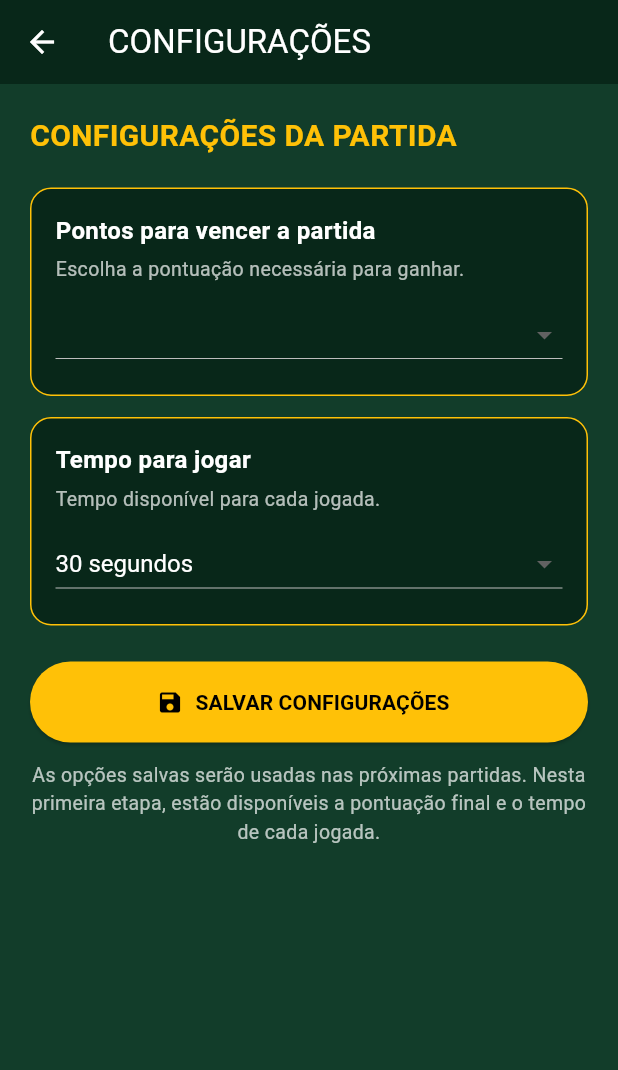
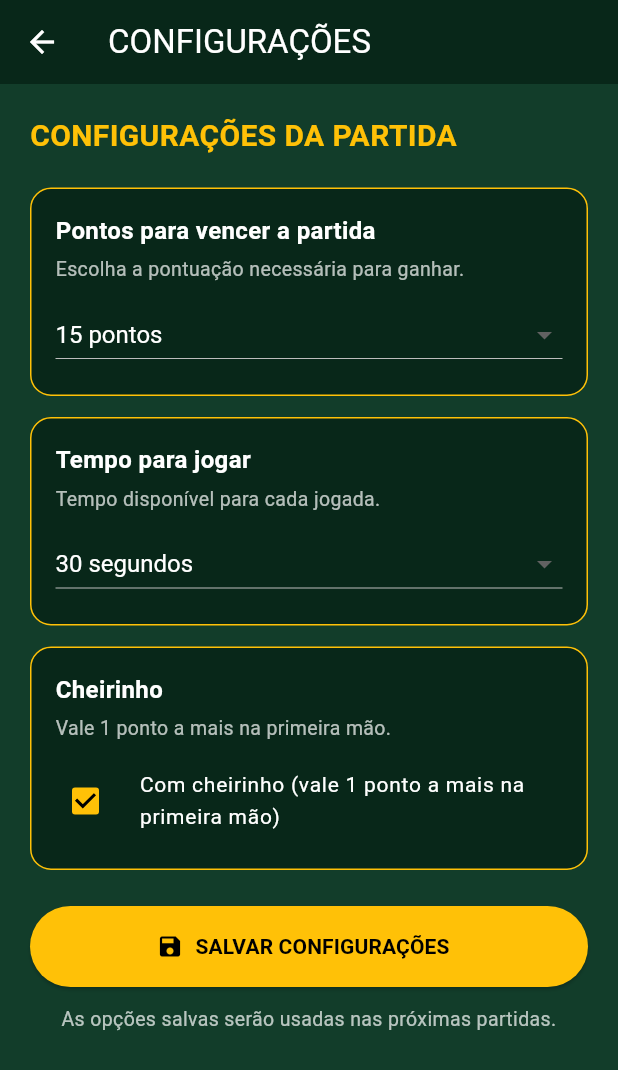
Before and after one commit to marcelobille/truco1, a Flutter app: the TelaConfiguracoes screen opened directly, on a phone screen of 412 x 824 dp. Shown: the top 1070 px of the screen. Run offline on Flutter 3.47's test engine with Material 3 defaults, Android fonts, the phone set to English and light mode, and no system bars.

Commit message:
Update tela_configuracoes.dart

```diff
--- a/lib/telas/tela_configuracoes.dart
+++ b/lib/telas/tela_configuracoes.dart
@@ -1,3 +1,4 @@
+
 import 'package:flutter/material.dart';
 
 import '../modelos/configuracoes.dart';
@@ -12,17 +13,20 @@ class TelaConfiguracoes extends StatefulWidget {
 class _TelaConfiguracoesState extends State<TelaConfiguracoes> {
   late int pontos;
   late int segundos;
+  late bool comCheirinho;
 
   @override
   void initState() {
     super.initState();
     pontos = ConfiguracoesPartida.pontosParaVencer;
     segundos = ConfiguracoesPartida.segundosPorJogada;
+    comCheirinho = ConfiguracoesPartida.comCheirinho;
   }
 
   void _salvar() {
     ConfiguracoesPartida.pontosParaVencer = pontos;
     ConfiguracoesPartida.segundosPorJogada = segundos;
+    ConfiguracoesPartida.comCheirinho = comCheirinho;
 
     ScaffoldMessenger.of(context).showSnackBar(
       const SnackBar(content: Text('Configurações salvas!')),
@@ -50,6 +54,7 @@ class _TelaConfiguracoesState extends State<TelaConfiguracoes> {
             ),
           ),
           const SizedBox(height: 20),
+
           _SettingCard(
             title: 'Pontos para vencer a partida',
             description: 'Escolha a pontuação necessária para ganhar.',
@@ -58,15 +63,20 @@ class _TelaConfiguracoesState extends State<TelaConfiguracoes> {
               isExpanded: true,
               dropdownColor: const Color(0xFF174B35),
               style: const TextStyle(color: Colors.white, fontSize: 16),
-              items: const [6, 9, 12].map((v) {
-                return DropdownMenuItem(value: v, child: Text('$v pontos'));
+              items: const [12, 15].map((v) {
+                return DropdownMenuItem(
+                  value: v,
+                  child: Text('$v pontos'),
+                );
               }).toList(),
               onChanged: (v) {
                 if (v != null) setState(() => pontos = v);
               },
             ),
           ),
+
           const SizedBox(height: 14),
+
           _SettingCard(
             title: 'Tempo para jogar',
             description: 'Tempo disponível para cada jogada.',
@@ -76,14 +86,44 @@ class _TelaConfiguracoesState extends State<TelaConfiguracoes> {
               dropdownColor: const Color(0xFF174B35),
               style: const TextStyle(color: Colors.white, fontSize: 16),
               items: const [15, 20, 30, 45, 60].map((v) {
-                return DropdownMenuItem(value: v, child: Text('$v segundos'));
+                return DropdownMenuItem(
+                  value: v,
+                  child: Text('$v segundos'),
+                );
               }).toList(),
               onChanged: (v) {
                 if (v != null) setState(() => segundos = v);
               },
             ),
           ),
+
+          const SizedBox(height: 14),
+
+          _SettingCard(
+            title: 'Cheirinho',
+            description:
+                'Vale 1 ponto a mais na primeira mão.',
+            child: CheckboxListTile(
+              contentPadding: EdgeInsets.zero,
+              title: const Text(
+                'Com cheirinho (vale 1 ponto a mais na primeira mão)',
+                style: TextStyle(
+                  color: Colors.white,
+                  fontSize: 14,
+                ),
+              ),
+              value: comCheirinho,
+              activeColor: Colors.amber,
+              checkColor: Colors.black,
+              controlAffinity: ListTileControlAffinity.leading,
+              onChanged: (v) {
+                setState(() => comCheirinho = v ?? false);
+              },
+            ),
+          ),
+
           const SizedBox(height: 24),
+
           SizedBox(
             height: 54,
             child: ElevatedButton.icon(
@@ -99,13 +139,16 @@ class _TelaConfiguracoesState extends State<TelaConfiguracoes> {
               ),
             ),
           ),
+
           const SizedBox(height: 12),
+
           const Text(
-            'As opções salvas serão usadas nas próximas partidas. '
-            'Nesta primeira etapa, estão disponíveis a pontuação final '
-            'e o tempo de cada jogada.',
+            'As opções salvas serão usadas nas próximas partidas.',
             textAlign: TextAlign.center,
-            style: TextStyle(color: Colors.white70, fontSize: 13),
+            style: TextStyle(
+              color: Colors.white70,
+              fontSize: 13,
+            ),
           ),
         ],
       ),
@@ -136,9 +179,22 @@ class _SettingCard extends StatelessWidget {
       child: Column(
         crossAxisAlignment: CrossAxisAlignment.start,
         children: [
-          Text(title, style: const TextStyle(color: Colors.white, fontSize: 16, fontWeight: FontWeight.bold)),
+          Text(
+            title,
+            style: const TextStyle(
+              color: Colors.white,
+              fontSize: 16,
+              fontWeight: FontWeight.bold,
+            ),
+          ),
           const SizedBox(height: 5),
-          Text(description, style: const TextStyle(color: Colors.white70, fontSize: 13)),
+          Text(
+            description,
+            style: const TextStyle(
+              color: Colors.white70,
+              fontSize: 13,
+            ),
+          ),
           const SizedBox(height: 10),
           child,
         ],
```
